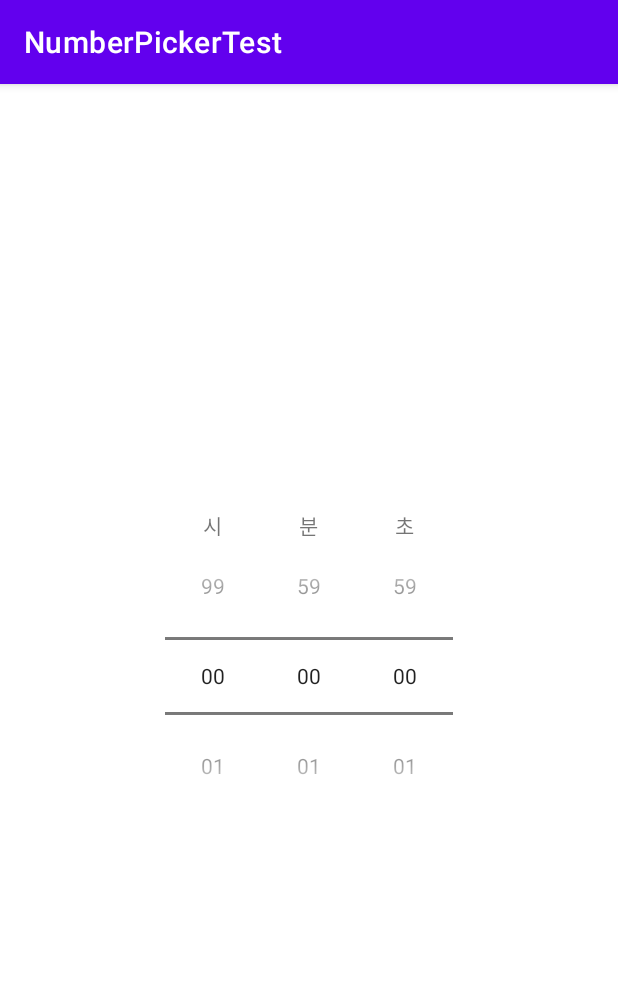
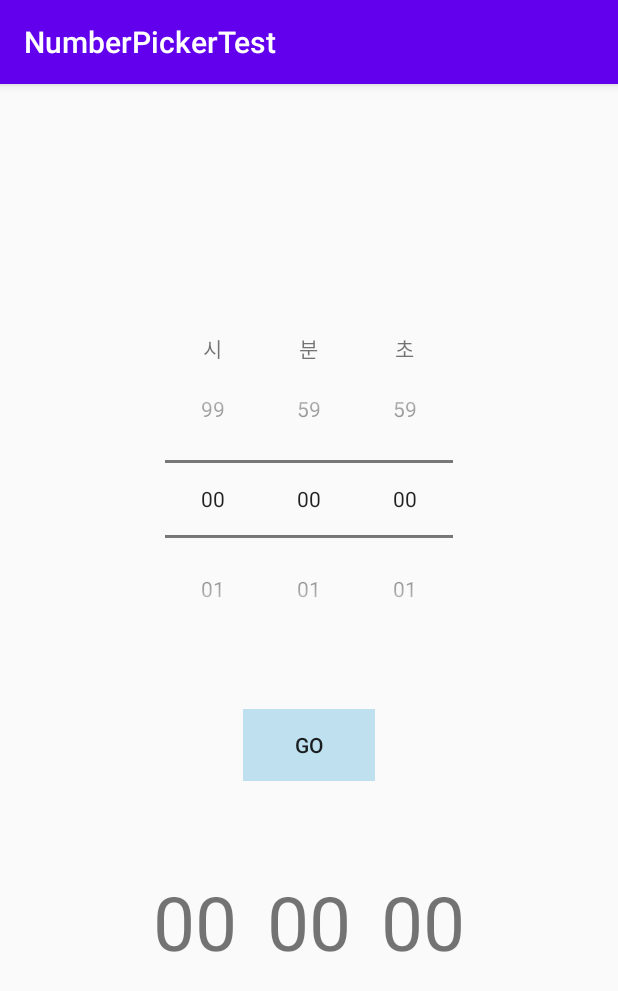
Before and after one commit to sur2/My-Android-Open-Source, an Android app: the screen it shows after launch (MainActivity), on a phone screen of 412 x 824 dp. Shown: the top 991 px of the screen. Run offline under Robolectric (Android 15) with nearby library versions, the phone set to English and light mode, and no system bars.

```diff
--- a/NumberPickerTest/app/src/main/java/com/example/numberpickertest/MainActivity.java
+++ b/NumberPickerTest/app/src/main/java/com/example/numberpickertest/MainActivity.java
@@ -1,12 +1,20 @@
 package com.example.numberpickertest;
 
+import androidx.annotation.NonNull;
 import androidx.appcompat.app.AppCompatActivity;
 
-import android.annotation.SuppressLint;
 import android.os.Bundle;
-import android.widget.NumberPicker;
+import android.os.Handler;
+import android.os.Message;
+import android.util.Log;
+import android.view.View;
+import android.widget.Button;
+import android.widget.Toast;
 
-public class MainActivity extends AppCompatActivity {
+import java.util.Timer;
+import java.util.TimerTask;
+
+public class MainActivity extends AppCompatActivity implements View.OnClickListener {
 
     private static final int MAX_HOUR = 99;
     private int MAX_MINUTE = 59;
@@ -15,6 +23,15 @@ public class MainActivity extends AppCompatActivity {
     private MyNumberPicker npHour;
     private MyNumberPicker npMinute;
     private MyNumberPicker npSecond;
+
+    private Button btStopAndGo;
+
+    private Timer timer = null;
+    private TimerTask timerTask = null;
+
+    private boolean isStop = false;
+
+    private int totalNumber = 0;
 
     @Override
     protected void onCreate(Bundle savedInstanceState) {
@@ -29,7 +46,39 @@ public class MainActivity extends AppCompatActivity {
         npMinute.setMaxValue(MAX_MINUTE);
         npSecond.setMaxValue(MAX_SECOND);
 
+        btStopAndGo = findViewById(R.id.bt_stopAndGo);
+        btStopAndGo.setOnClickListener(this);
+        isStop = false;
+
+        timer = new Timer();
+        timerTask = new TimerTask() {
+            int count = 0;
+            @Override
+            public void run() {
+                Log.d("Timer", "count : " + count++);
+            }
+        };
     }
 
+    @Override
+    public void onClick(View v) {
+        if (v.getId() == btStopAndGo.getId()) {
+            if (isStop == false) {
+                isStop = true;
+                btStopAndGo.setText("Stop");
+                timer.schedule(timerTask, 0, 1000);
+            }
+            else {
+                isStop = false;
+                btStopAndGo.setText("Go");
+                timer.cancel();
+            }
+            Toast.makeText(this, "Total " + getTotalNumber(), Toast.LENGTH_SHORT).show();
+        }
+    }
+
+    public int getTotalNumber() {
+        return npHour.getValue() * 3600 + npMinute.getValue() * 60 + npSecond.getValue();
+    }
 
 }
--- a/NumberPickerTest/app/src/main/res/layout/activity_main.xml
+++ b/NumberPickerTest/app/src/main/res/layout/activity_main.xml
@@ -5,8 +5,13 @@
     android:layout_width="match_parent"
     android:layout_height="match_parent"
     android:gravity="center"
-    android:orientation="horizontal"
+    android:orientation="vertical"
     tools:context=".MainActivity">
+
+    <LinearLayout
+        android:layout_width="wrap_content"
+        android:layout_height="wrap_content"
+        android:orientation="horizontal">
 
         <LinearLayout
             android:layout_width="wrap_content"
@@ -61,3 +66,51 @@
         </LinearLayout>
 
     </LinearLayout>
+
+    <LinearLayout
+        android:layout_width="wrap_content"
+        android:layout_height="wrap_content"
+        android:layout_margin="50dp">
+
+        <Button
+            android:id="@+id/bt_stopAndGo"
+            android:layout_width="wrap_content"
+            android:layout_height="wrap_content"
+            android:background="#BEE0EF"
+            android:text="Go" />
+
+    </LinearLayout>
+
+    <LinearLayout
+        android:layout_width="wrap_content"
+        android:layout_height="wrap_content"
+        android:orientation="horizontal">
+
+        <TextView
+            android:id="@+id/tv_hour"
+            android:layout_width="wrap_content"
+            android:layout_height="wrap_content"
+            android:layout_margin="10sp"
+            android:text="00"
+            android:textSize="50sp" />
+
+        <TextView
+            android:id="@+id/tv_minute"
+            android:layout_width="wrap_content"
+            android:layout_height="wrap_content"
+            android:layout_margin="10sp"
+            android:text="00"
+            android:textSize="50sp" />
+
+        <TextView
+            android:id="@+id/tv_second"
+            android:layout_width="wrap_content"
+            android:layout_height="wrap_content"
+            android:layout_margin="10sp"
+            android:text="00"
+            android:textSize="50sp" />
+
+    </LinearLayout>
+
+
+</LinearLayout>
--- a/NumberPickerTest/app/src/main/res/values/themes.xml
+++ b/NumberPickerTest/app/src/main/res/values/themes.xml
@@ -1,6 +1,6 @@
 <resources xmlns:tools="http://schemas.android.com/tools">
     <!-- Base application theme. -->
-    <style name="Theme.NumberPickerTest" parent="Theme.MaterialComponents.DayNight.DarkActionBar">
+    <style name="Theme.NumberPickerTest" parent="Theme.AppCompat.Light.DarkActionBar">
         <!-- Primary brand color. -->
         <item name="colorPrimary">@color/purple_500</item>
         <item name="colorPrimaryVariant">@color/purple_700</item>
```
Lines whose indentation alone changed are shown as unchanged.
